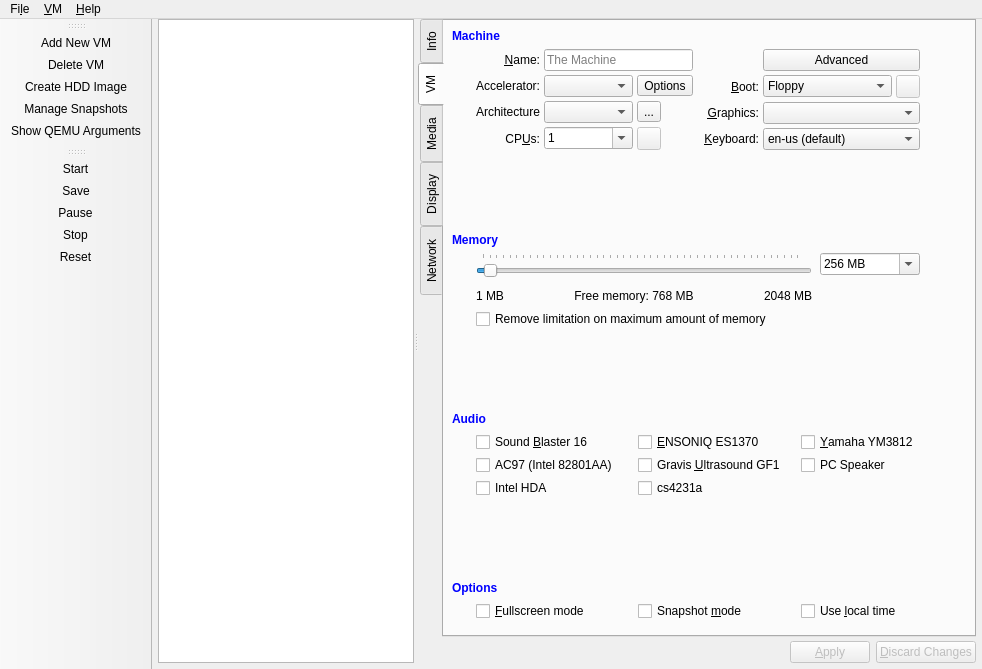
tobimensch/aqemu, file src/Main_Window.ui: the form before one commit.
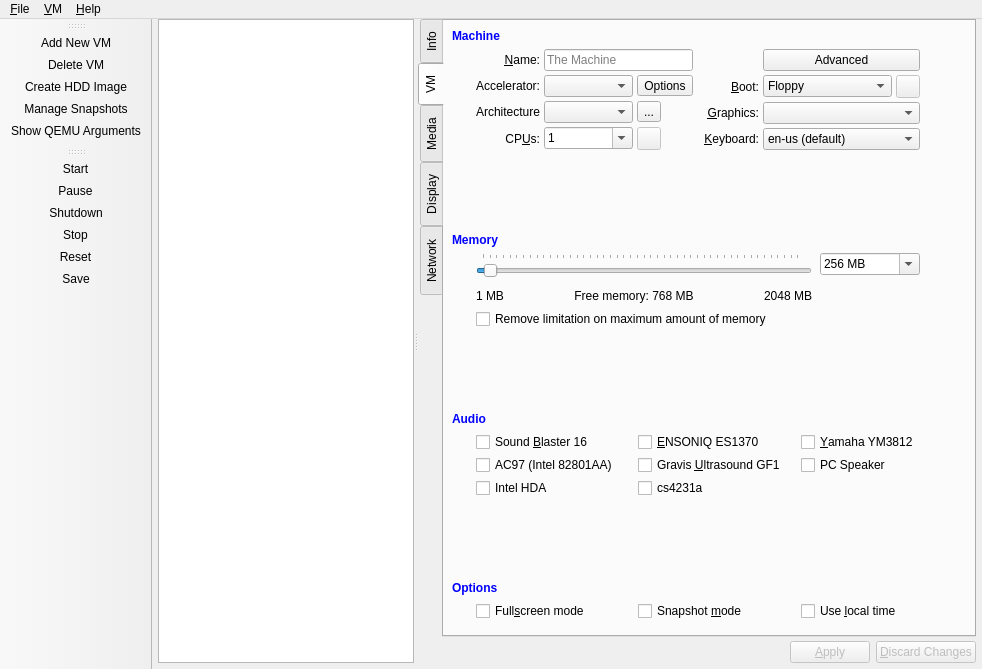
The form after the commit. The open tabs and pages were chosen to show the change. Icons and pictures are not drawn. Custom widgets are drawn as their Qt base class.

Commit message: New shutdown VM feature in main UI. Stop -> immediatly stops the VM. Shutdown -> triggers an ACPI shutdown. Also some accelerator fixes.

```diff
--- a/src/Main_Window.ui
+++ b/src/Main_Window.ui
@@ -1349,7 +1349,7 @@
                   <string>Start in full screen</string>
                  </property>
                  <property name="text">
-                  <string>&amp;Fullscreen mode</string>
+                  <string>Full&amp;screen mode</string>
                  </property>
                 </widget>
                </item>
@@ -3110,7 +3110,7 @@
    </widget>
    <widget class="QMenu" name="menuFile">
     <property name="title">
-     <string>Fi&amp;le</string>
+     <string>&amp;File</string>
     </property>
     <addaction name="actionCreate_HDD_Image"/>
     <addaction name="actionConvert_HDD_Image"/>
@@ -3176,10 +3176,11 @@
     <bool>false</bool>
    </attribute>
    <addaction name="actionPower_On"/>
-   <addaction name="actionSave"/>
    <addaction name="actionPause"/>
+   <addaction name="actionShutdown"/>
    <addaction name="actionPower_Off"/>
    <addaction name="actionReset"/>
+   <addaction name="actionSave"/>
   </widget>
   <action name="actionAbout_AQEMU">
    <property name="icon">
@@ -3457,7 +3458,19 @@
      <normaloff>:/remove.png</normaloff>:/remove.png</iconset>
    </property>
    <property name="text">
-    <string>Delete VM And &amp;Files</string>
+    <string>Delete VM A&amp;nd Files</string>
+   </property>
+  </action>
+  <action name="actionShutdown">
+   <property name="icon">
+    <iconset resource="../resources/icons.qrc">
+     <normaloff>:/shutdown.png</normaloff>:/shutdown.png</iconset>
+   </property>
+   <property name="text">
+    <string>Sh&amp;utdown</string>
+   </property>
+   <property name="toolTip">
+    <string>Shutdown</string>
    </property>
   </action>
  </widget>
```
Left out of the diff: 9 changed lines with no effect on the pictures. The commit also changes 11 other files.
